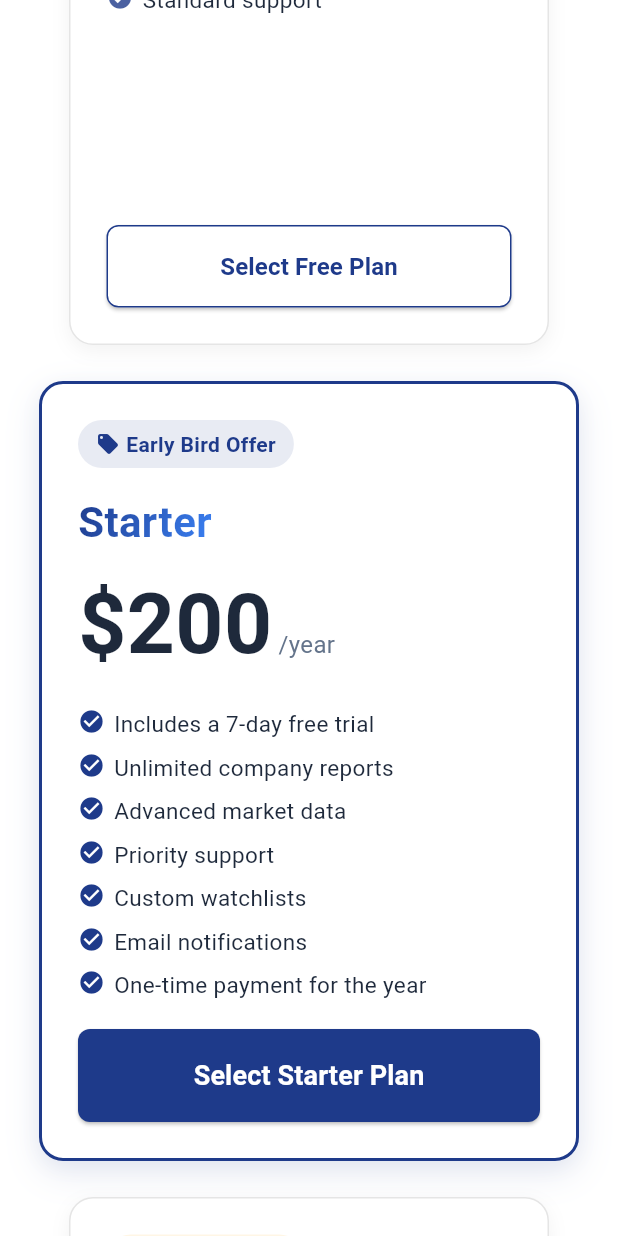
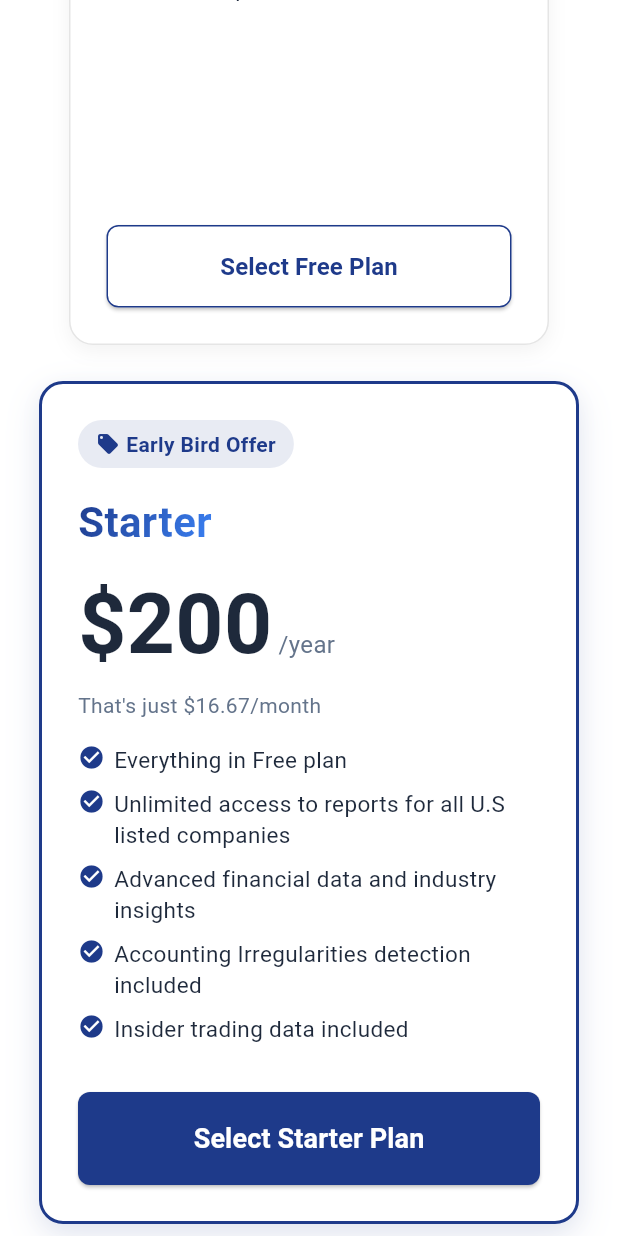
Before and after one commit to knkadmin/knkresearchai-client, a Flutter app: the PricingPage screen opened by its route, scrolled down 576 dp, on a phone screen of 412 x 824 dp. Run offline on Flutter 3.47's test engine with Material 3 defaults, Android fonts, the phone set to English and light mode, and no system bars; our stand-ins replace cloud_firestore, firebase_analytics, firebase_auth, firebase_core, flutter_markdown, go_router and 9 more; missing offline and left inert: animation_list, dart:html, dart:ui_web, markdown, webview_flutter_android, webview_flutter_wkwebview; accounts and stored records are empty.

Commit message:
Enhance PricingPage with payment method logic and updated feature descriptions
- Implemented conditional payment method assignment for paid plans, improving user experience during subscription updates.
- Updated feature lists for pricing tiers to reflect new offerings and benefits, enhancing clarity for users.
- Adjusted UI elements to accommodate new pricing logic and improve overall layout consistency.

```diff
--- a/fa_ai_agent/lib/pages/pricing_page.dart
+++ b/fa_ai_agent/lib/pages/pricing_page.dart
@@ -57,10 +57,26 @@ class _PricingPageState extends State<PricingPage> {
     if (user != null) {
       final firestoreService = FirestoreService();
       try {
-        await firestoreService.updateUserProfile({
+        // Only determine payment method for paid plans
+        Map<String, dynamic> updateData = {
           'subscription': plan,
           'subscriptionUpdatedAt': DateTime.now().toIso8601String(),
-        });
+        };
+
+        // Add payment method only for paid plans
+        if (plan != 'free') {
+          String paymentMethod;
+          if (isOneTime) {
+            paymentMethod = 'one-time';
+          } else if (isYearly) {
+            paymentMethod = 'yearly';
+          } else {
+            paymentMethod = 'monthly';
+          }
+          updateData['paymentMethod'] = paymentMethod;
+        }
+
+        await firestoreService.updateUserProfile(updateData);
         if (mounted) {
           context.go('/');
         }
@@ -239,10 +255,9 @@ class _PricingPageState extends State<PricingPage> {
                             price: _formatPrice(kFreePrice),
                             period: _getPeriod(),
                             features: [
-                              'Access to basic company reports',
-                              'Limited to 5 reports per day',
-                              'Basic market data',
-                              'Standard support',
+                              'Complete access to reports for Mag 7 companies',
+                              'Unlimited report refreshes',
+                              'Add companies to watchlist',
                             ],
                             isPopular: false,
                             isSelected: selectedPlan == 'free',
@@ -258,17 +273,11 @@ class _PricingPageState extends State<PricingPage> {
                             price: _formatPrice(_getStarterPrice()),
                             period: _getPeriod(),
                             features: [
-                              'Includes a 7-day free trial',
-                              'Unlimited company reports',
-                              'Advanced market data',
-                              'Priority support',
-                              'Custom watchlists',
-                              'Email notifications',
-                              if (isYearly) ...[
-                                'One-time payment for the year',
-                              ] else ...[
-                                'Early bird offer: \$$kStarterEarlyBirdPrice/month',
-                              ],
+                              'Everything in Free plan',
+                              'Unlimited access to reports for all U.S listed companies',
+                              'Advanced financial data and industry insights',
+                              'Accounting Irregularities detection included',
+                              'Insider trading data included',
                             ],
                             isPopular: true,
                             isSelected: selectedPlan == 'starter',
@@ -286,21 +295,21 @@ class _PricingPageState extends State<PricingPage> {
                             price: _formatPrice(kStarterYearlyRegularPrice),
                             period: 'one-time',
                             features: [
-                              'One-time payment for the year',
-                              'Unlimited company reports',
-                              'Advanced market data',
-                              'Priority support',
-                              'Custom watchlists',
-                              'Email notifications',
+                              'Everything in Free plan',
+                              '1 year access to reports for all U.S listed companies',
+                              'Advanced financial data and industry insights',
+                              'Accounting Irregularities detection included',
+                              'Insider trading data included',
                             ],
                             isPopular: false,
-                            isSelected: selectedPlan == 'yearly',
+                            isSelected: selectedPlan == 'starter',
                             onSelect: () {
                               setState(() {
-                                selectedPlan = 'yearly';
+                                selectedPlan = 'starter';
                               });
-                              _updateSubscription('yearly');
+                              _updateSubscription('starter');
                             },
+                            additionalText: 'for a year',
                           ),
                         _buildPricingCard(
                           title: 'Pro',
@@ -335,12 +344,13 @@ class _PricingPageState extends State<PricingPage> {
     required bool isSelected,
     VoidCallback? onSelect,
     bool isConstruction = false,
+    String? additionalText,
   }) {
     return Stack(
       children: [
         Container(
           width: isPopular ? 360 : 320,
-          height: (title == 'Starter' && !isYearly && !isOneTime)
+          height: (title == 'Starter' && !isOneTime)
               ? null
               : (isPopular ? 520 : 480),
           padding: const EdgeInsets.all(24),
@@ -375,7 +385,7 @@ class _PricingPageState extends State<PricingPage> {
                   ],
           ),
           child: Column(
-            mainAxisSize: (title == 'Starter' && !isYearly && !isOneTime)
+            mainAxisSize: (title == 'Starter' && !isOneTime)
                 ? MainAxisSize.min
                 : MainAxisSize.max,
             crossAxisAlignment: CrossAxisAlignment.start,
@@ -508,9 +518,28 @@ class _PricingPageState extends State<PricingPage> {
                               color: Color(0xFF64748B),
                             ),
                           ),
+                        ] else if (additionalText != null) ...[
+                          const SizedBox(width: 4),
+                          Text(
+                            additionalText,
+                            style: const TextStyle(
+                              fontSize: 16,
+                              color: Color(0xFF64748B),
+                            ),
+                          ),
                         ],
                       ],
                     ),
+                    if (title == 'Starter' && isYearly && !isOneTime) ...[
+                      const SizedBox(height: 4),
+                      Text(
+                        'That\'s just \$${(kStarterYearlyEarlyBirdPrice / 12).toStringAsFixed(2)}/month',
+                        style: const TextStyle(
+                          fontSize: 14,
+                          color: Color(0xFF64748B),
+                        ),
+                      ),
+                    ],
                     if (title == 'Starter' && !isYearly && !isOneTime) ...[
                       const SizedBox(height: 8),
                       Container(
@@ -536,7 +565,7 @@ class _PricingPageState extends State<PricingPage> {
                 ),
                 const SizedBox(height: 16),
               ],
-              if (title == 'Starter' && !isYearly && !isOneTime)
+              if (title == 'Starter' && !isOneTime)
                 Column(
                   crossAxisAlignment: CrossAxisAlignment.start,
                   children: [
@@ -577,12 +606,15 @@ class _PricingPageState extends State<PricingPage> {
                       child: ElevatedButton(
                         onPressed: isSelected ? null : onSelect,
                         style: ElevatedButton.styleFrom(
-                          backgroundColor: isPopular
+                          backgroundColor:
+                              isPopular || (title == 'Starter' && isOneTime)
                                   ? const Color(0xFF1E3A8A)
                                   : isSelected
                                       ? const Color(0xFF64748B)
                                       : Colors.white,
-                          foregroundColor: isPopular || isSelected
+                          foregroundColor: isPopular ||
+                                  isSelected ||
+                                  (title == 'Starter' && isOneTime)
                               ? Colors.white
                               : const Color(0xFF1E3A8A),
                           padding: EdgeInsets.symmetric(
@@ -590,7 +622,9 @@ class _PricingPageState extends State<PricingPage> {
                           ),
                           shape: RoundedRectangleBorder(
                             borderRadius: BorderRadius.circular(8),
-                            side: isPopular || isSelected
+                            side: isPopular ||
+                                    isSelected ||
+                                    (title == 'Starter' && isOneTime)
                                 ? BorderSide.none
                                 : const BorderSide(
                                     color: Color(0xFF1E3A8A),
@@ -657,12 +691,15 @@ class _PricingPageState extends State<PricingPage> {
                         child: ElevatedButton(
                           onPressed: isSelected ? null : onSelect,
                           style: ElevatedButton.styleFrom(
-                            backgroundColor: isPopular
+                            backgroundColor:
+                                isPopular || (title == 'Starter' && isOneTime)
                                     ? const Color(0xFF1E3A8A)
                                     : isSelected
                                         ? const Color(0xFF64748B)
                                         : Colors.white,
-                            foregroundColor: isPopular || isSelected
+                            foregroundColor: isPopular ||
+                                    isSelected ||
+                                    (title == 'Starter' && isOneTime)
                                 ? Colors.white
                                 : const Color(0xFF1E3A8A),
                             padding: EdgeInsets.symmetric(
@@ -670,7 +707,9 @@ class _PricingPageState extends State<PricingPage> {
                             ),
                             shape: RoundedRectangleBorder(
                               borderRadius: BorderRadius.circular(8),
-                              side: isPopular || isSelected
+                              side: isPopular ||
+                                      isSelected ||
+                                      (title == 'Starter' && isOneTime)
                                   ? BorderSide.none
                                   : const BorderSide(
                                       color: Color(0xFF1E3A8A),
--- /dev/null
+++ b/fa_ai_ai_agent/lib/pages/pricing_page.dart
@@ -0,0 +1,57 @@
+import 'package:flutter/material.dart';
+import 'package:go_router/go_router.dart';
+import 'package:fa_ai_ai_agent/services/auth_service.dart';
+import 'package:fa_ai_ai_agent/services/firestore_service.dart';
+
+class PricingPage extends StatefulWidget {
+  const PricingPage({Key? key}) : super(key: key);
+
+  @override
+  _PricingPageState createState() => _PricingPageState();
+}
+
+class _PricingPageState extends State<PricingPage> {
+  bool isOneTime = false;
+  bool isYearly = false;
+
+  Future<void> _updateSubscription(String plan) async {
+    final user = AuthService().currentUser;
+    if (user != null) {
+      final firestoreService = FirestoreService();
+      try {
+        // Determine the payment recurring method
+        String paymentMethod;
+        if (isOneTime) {
+          paymentMethod = 'one-time';
+        } else if (isYearly) {
+          paymentMethod = 'yearly';
+        } else {
+          paymentMethod = 'monthly';
+        }
+
+        await firestoreService.updateUserProfile({
+          'subscription': plan,
+          'paymentMethod': paymentMethod,
+          'subscriptionUpdatedAt': DateTime.now().toIso8601String(),
+        });
+        if (mounted) {
+          context.go('/');
+        }
+      } catch (e) {
+        if (mounted) {
+          ScaffoldMessenger.of(context).showSnackBar(
+            const SnackBar(
+              content: Text('Failed to update subscription. Please try again.'),
+              backgroundColor: Colors.red,
+            ),
+          );
+        }
+      }
+    }
+  }
+
+  @override
+  Widget build(BuildContext context) {
+    // ... existing code ...
+  }
+}
```
Lines whose indentation alone changed are shown as unchanged.
